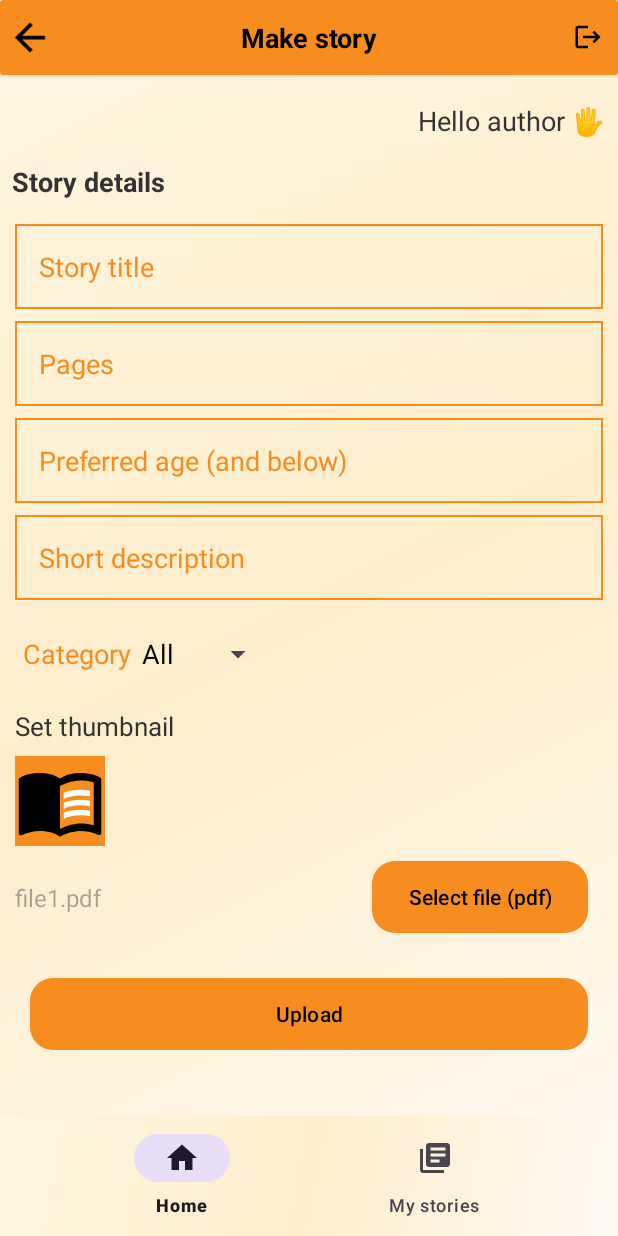
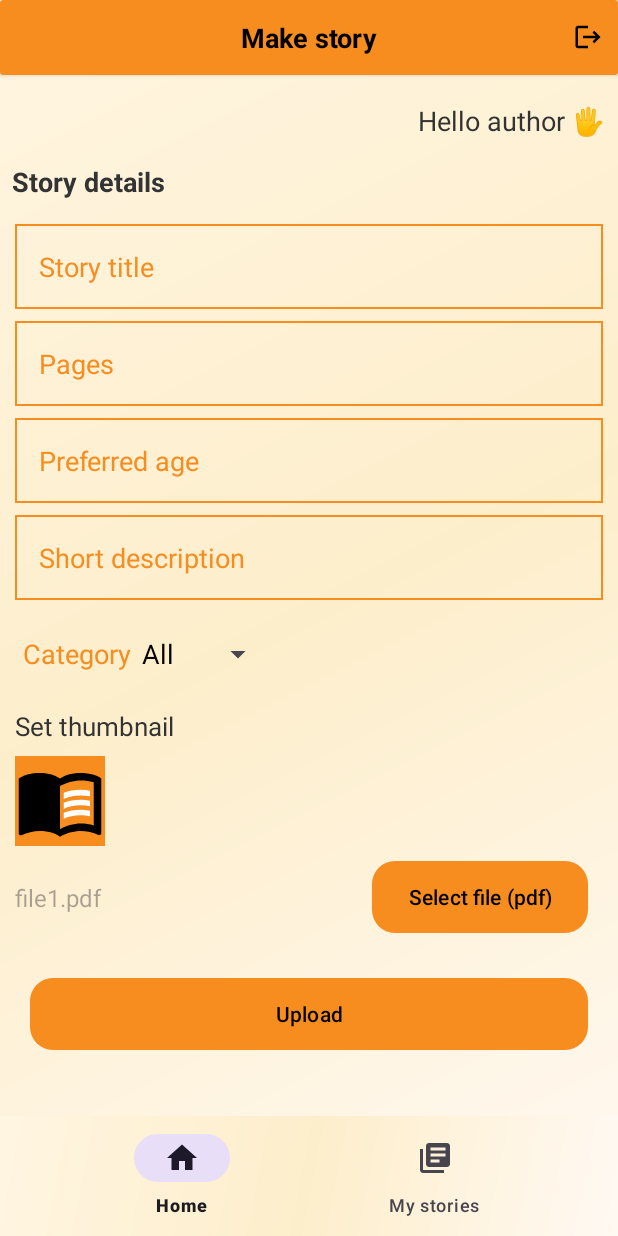
Before and after one commit to GitongaMurithi/Kalenjin-storybook, an Android app: the Home screen opened directly, with no data from a screen before it, on a phone screen of 412 x 824 dp. Run offline under Robolectric (Android 15) with nearby library versions, the phone set to English and light mode, and no system bars; our stand-ins replace Firebase (no records; nobody signed in at launch, a user with empty details on screens opened directly), navigation-ui; pictures from the network do not load; 2 statements that could not run were skipped.

Commit message:
Fourth commit

```diff
--- a/app/build.gradle.kts
+++ b/app/build.gradle.kts
@@ -14,7 +14,7 @@ android {
         minSdk = 24
         targetSdk = 35
         versionCode = 1
-        versionName = "1.0"
+        versionName = "1.1"
 
         testInstrumentationRunner = "androidx.test.runner.AndroidJUnitRunner"
     }
--- a/app/src/main/AndroidManifest.xml
+++ b/app/src/main/AndroidManifest.xml
@@ -6,9 +6,9 @@
         android:allowBackup="true"
         android:dataExtractionRules="@xml/data_extraction_rules"
         android:fullBackupContent="@xml/backup_rules"
-        android:icon="@mipmap/ic_launcher"
+        android:icon="@mipmap/mipmap"
         android:label="@string/app_name"
-        android:roundIcon="@mipmap/ic_launcher_round"
+        android:roundIcon="@mipmap/mipmap"
         android:supportsRtl="true"
         android:theme="@style/Theme.Test789"
         tools:targetApi="31">
--- a/app/src/main/res/layout/fragment_home.xml
+++ b/app/src/main/res/layout/fragment_home.xml
@@ -33,6 +33,7 @@
             app:tint="@color/black"
             android:layout_gravity="start|center"
             android:contentDescription="@string/arrow_back"
+            android:visibility="gone"
             android:src="@drawable/baseline_arrow_back_24"/>
 
         <ProgressBar
--- a/app/src/main/res/values/strings.xml
+++ b/app/src/main/res/values/strings.xml
@@ -47,7 +47,7 @@
     <string name="hello">Hello author 🖐</string>
     <string name="details">Story details</string>
     <string name="category">Category</string>
-    <string name="author_greetings">Hello %1$s</string>
+    <string name="author_greetings">Hello %1$s 🖐</string>
     <string name="read_progress">Read: %1$s %</string>
     <string name="select_profile">Select profile</string>
     <string name="add_child">Add child</string>
@@ -61,6 +61,6 @@
     <string name="who_is_reading">Who is reading</string>
     <string name="edit">Edit story</string>
     <string name="_0">0</string>
-    <string name="preferred_age_and_below">Preferred age (and below)</string>
+    <string name="preferred_age_and_below">Preferred age</string>
     <string name="_13">13</string>
 </resources>
```
Also changed, not shown: app/src/main/res/mipmap-xhdpi/mipmap.jpg (added), 3 other files.
